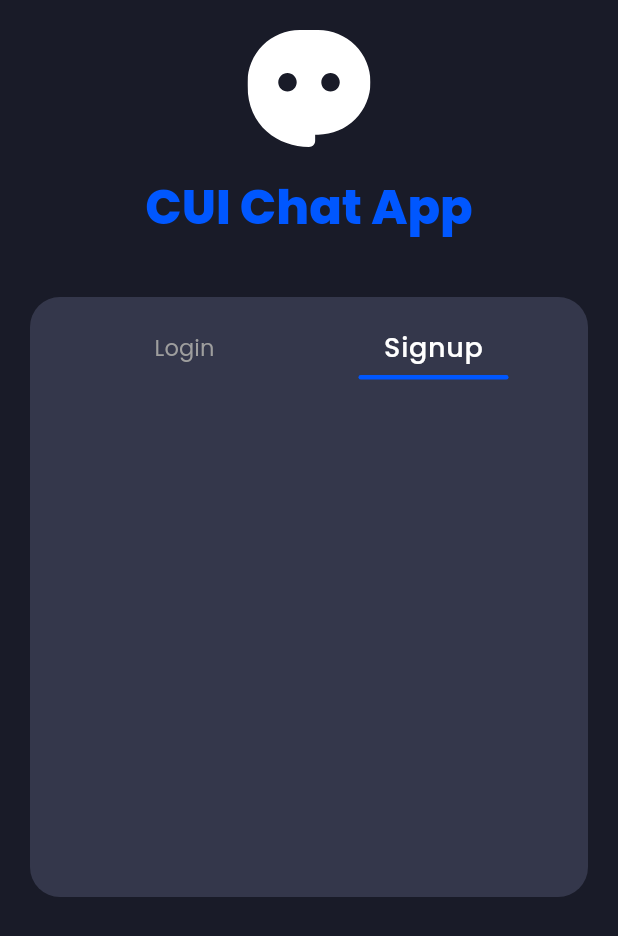
After one commit to Muhammadtalha97/CUI-CHAT-APP, a Flutter app: the AuthPage screen opened by its route, on a phone screen of 412 x 824 dp. The commit adds this screen. Shown: the top 936 px of the screen. Run offline on Flutter 3.47's test engine with Material 3 defaults, Android fonts, the phone set to English and light mode, and no system bars; our stand-ins replace flutter_svg, get, slide_to_act.

Commit message:
change icon

```diff
--- /dev/null
+++ b/cui_chat_app/lib/Config/PagePath.dart
@@ -0,0 +1,9 @@
+import 'package:cui_chat_app/Pages/Auth/AuthPage.dart';
+import 'package:get/get.dart';
+
+var pagePath = [
+  GetPage(
+      name: '/authPage',
+      page: () => const AuthPage(),
+      transition: Transition.rightToLeft)
+];
--- a/cui_chat_app/lib/Config/Themes.dart
+++ b/cui_chat_app/lib/Config/Themes.dart
@@ -50,5 +50,17 @@ var darkTheme = ThemeData(
       fontFamily: 'Poppins',
       fontWeight: FontWeight.w300,
     ),
+    bodyLarge: TextStyle(
+      fontSize: 18,
+      color: dOnBackgroundColor,
+      fontFamily: 'Poppins',
+      fontWeight: FontWeight.w500,
+    ),
+    bodyMedium: TextStyle(
+      fontSize: 15,
+      color: dOnBackgroundColor,
+      fontFamily: 'Poppins',
+      fontWeight: FontWeight.w500,
+    ),
   ),
 );
--- /dev/null
+++ b/cui_chat_app/lib/Pages/Auth/AuthPage.dart
@@ -0,0 +1,27 @@
+import 'package:cui_chat_app/Pages/Auth/Widgets/AuthPageBody.dart';
+import 'package:cui_chat_app/Pages/Welcome/Widgets/WelcomeHeading.dart';
+import 'package:flutter/material.dart';
+
+class AuthPage extends StatelessWidget {
+  const AuthPage({super.key});
+
+  @override
+  Widget build(BuildContext context) {
+    return const Scaffold(
+      body: SafeArea(
+        child: Padding(
+          padding: EdgeInsets.all(20),
+          child: Column(
+            children: [
+              WelcomeHeading(),
+              SizedBox(
+                height: 40,
+              ),
+              AuthPageBody()
+            ],
+          ),
+        ),
+      ),
+    );
+  }
+}
--- /dev/null
+++ b/cui_chat_app/lib/Pages/Auth/Widgets/AuthPageBody.dart
@@ -0,0 +1,96 @@
+import 'package:flutter/material.dart';
+import 'package:get/get.dart';
+
+class AuthPageBody extends StatelessWidget {
+  const AuthPageBody({super.key});
+
+  @override
+  Widget build(BuildContext context) {
+    RxBool isLogin = false.obs;
+    return Container(
+      padding: const EdgeInsets.all(20),
+      height: 400,
+      decoration: BoxDecoration(
+        borderRadius: BorderRadius.circular(20),
+        color: Theme.of(context).colorScheme.primaryContainer,
+      ),
+      child: Row(
+        children: [
+          Expanded(
+            child: Column(
+              children: [
+                Obx(
+                  () => Row(
+                    mainAxisAlignment: MainAxisAlignment.spaceAround,
+                    children: [
+                      InkWell(
+                        onTap: () {
+                          isLogin.value = true;
+                        },
+                        child: Container(
+                          width: MediaQuery.sizeOf(context).width / 2.5,
+                          child: Column(
+                            children: [
+                              Text(
+                                'Login',
+                                style: isLogin.value
+                                    ? Theme.of(context).textTheme.bodyLarge
+                                    : Theme.of(context).textTheme.labelLarge,
+                              ),
+                              const SizedBox(
+                                height: 5,
+                              ),
+                              AnimatedContainer(
+                                duration: const Duration(milliseconds: 200),
+                                width: isLogin.value ? 100 : 0,
+                                height: 3,
+                                decoration: BoxDecoration(
+                                  borderRadius: BorderRadius.circular(100),
+                                  color: Theme.of(context).colorScheme.primary,
+                                ),
+                              )
+                            ],
+                          ),
+                        ),
+                      ),
+                      InkWell(
+                        onTap: () {
+                          isLogin.value = false;
+                        },
+                        child: Container(
+                          width: MediaQuery.sizeOf(context).width / 2.5,
+                          child: Column(
+                            children: [
+                              Text(
+                                'Signup',
+                                style: isLogin.value
+                                    ? Theme.of(context).textTheme.labelLarge
+                                    : Theme.of(context).textTheme.bodyLarge,
+                              ),
+                              const SizedBox(
+                                height: 5,
+                              ),
+                              AnimatedContainer(
+                                duration: const Duration(milliseconds: 200),
+                                width: isLogin.value ? 0 : 100,
+                                height: 3,
+                                decoration: BoxDecoration(
+                                  borderRadius: BorderRadius.circular(100),
+                                  color: Theme.of(context).colorScheme.primary,
+                                ),
+                              )
+                            ],
+                          ),
+                        ),
+                      )
+                    ],
+                  ),
+                )
+              ],
+            ),
+          )
+        ],
+      ),
+    );
+  }
+}
--- a/cui_chat_app/lib/Pages/Welcome/Widgets/WelcomeFooterButton.dart
+++ b/cui_chat_app/lib/Pages/Welcome/Widgets/WelcomeFooterButton.dart
@@ -2,6 +2,8 @@ import 'package:cui_chat_app/Config/Images.dart';
 import 'package:cui_chat_app/Config/Strings.dart';
 import 'package:flutter/material.dart';
 import 'package:flutter_svg/svg.dart';
+import 'package:get/get.dart';
+import 'package:get/get_core/src/get_main.dart';
 import 'package:slide_to_act/slide_to_act.dart';
 
 class Welcomefooterbutton extends StatelessWidget {
@@ -13,6 +15,7 @@ class Welcomefooterbutton extends StatelessWidget {
       children: [
         SlideAction(
           onSubmit: () {
+            Get.offAllNamed("/authPage");
             return null;
           },
           text: WelcomePageString.slideToStart,
--- a/cui_chat_app/lib/main.dart
+++ b/cui_chat_app/lib/main.dart
@@ -1,6 +1,8 @@
+import 'package:cui_chat_app/Config/PagePath.dart';
 import 'package:cui_chat_app/Config/Themes.dart';
 import 'package:cui_chat_app/Pages/Welcome/WelcomePage.dart';
 import 'package:flutter/material.dart';
+import 'package:get/get_navigation/src/root/get_material_app.dart';
 
 void main() {
   runApp(const MyApp());
@@ -11,13 +13,14 @@ class MyApp extends StatelessWidget {
 
   @override
   Widget build(BuildContext context) {
-    return MaterialApp(
+    return GetMaterialApp(
       debugShowCheckedModeBanner: false,
       title: 'CUI Chat App',
       theme: lightTheme,
+      getPages: pagePath,
       darkTheme: darkTheme,
       themeMode: ThemeMode.dark,
-      home: Welcomepage(),
+      home: const Welcomepage(),
     );
   }
 }
--- a/cui_chat_app/pubspec.yaml
+++ b/cui_chat_app/pubspec.yaml
@@ -37,6 +37,7 @@ dependencies:
   cupertino_icons: ^1.0.8
   flutter_svg: ^2.0.16
   slide_to_act: ^2.0.2
+  get: ^4.6.6
 
 dev_dependencies:
   flutter_test:
```
Also changed, not shown: cui_chat_app/pubspec.lock, 5 other files.
